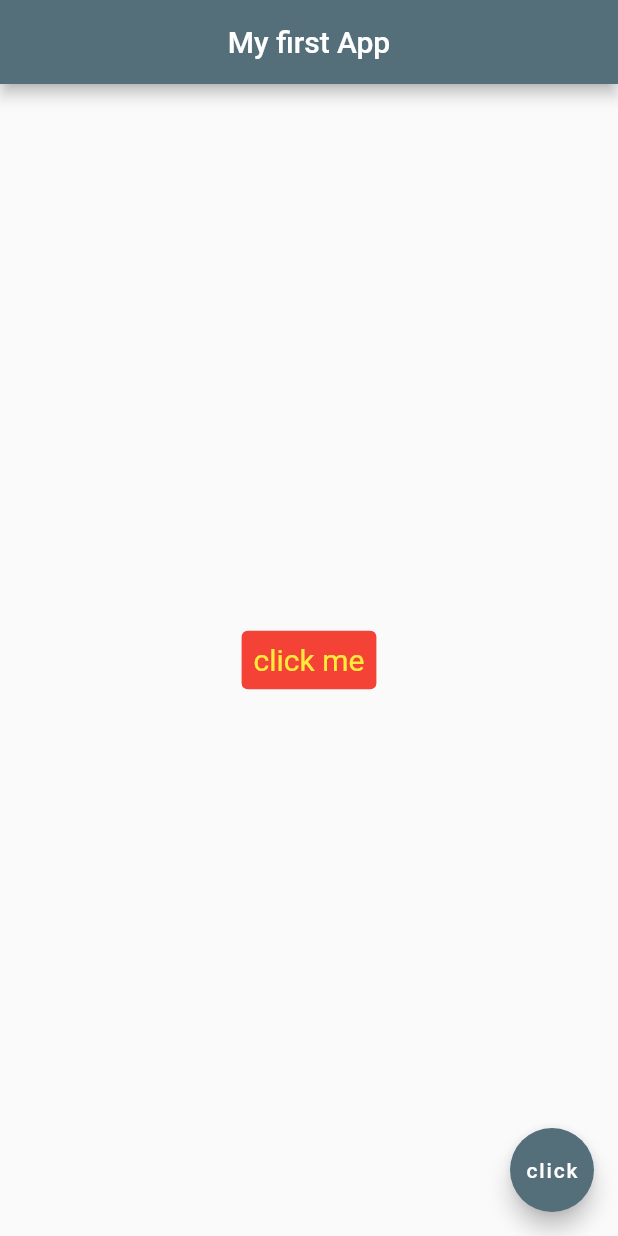
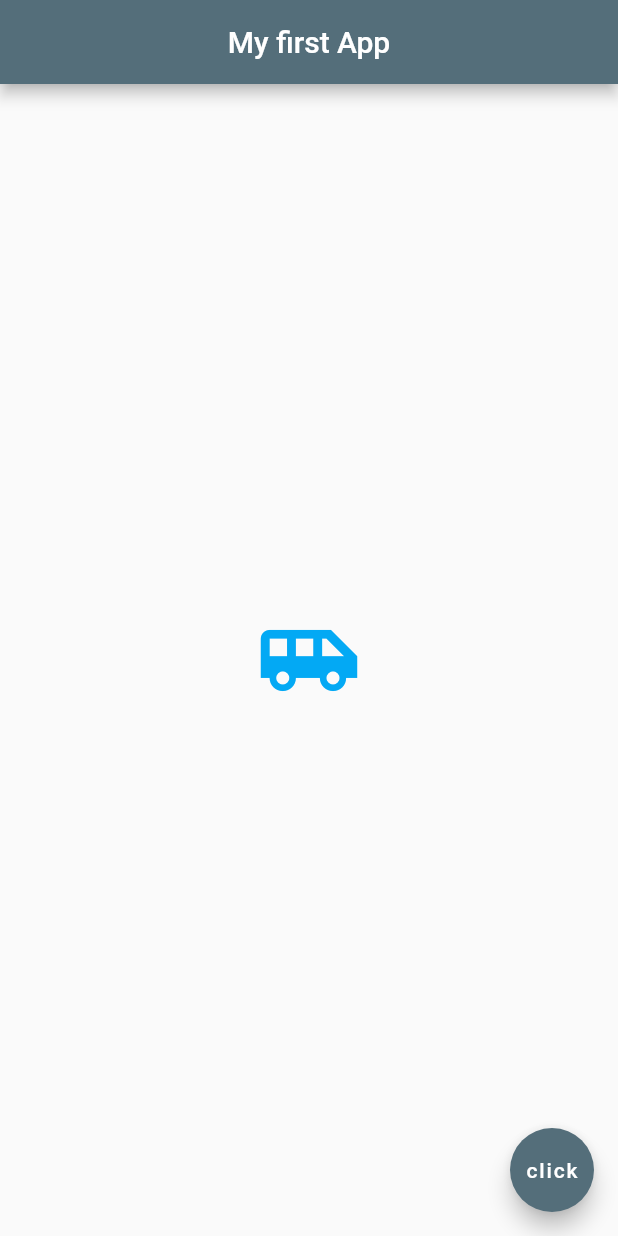
Before and after one commit to Tushxr00/myapp, a Flutter app: the screen it shows after launch, on a phone screen of 412 x 824 dp. Run offline on Flutter 3.47's test engine with Material 2 defaults, Android fonts, the phone set to English and light mode, and no system bars.

Commit message:
FEAT: added icon

```diff
--- a/lib/main.dart
+++ b/lib/main.dart
@@ -17,19 +17,11 @@ class Home extends StatelessWidget {
         centerTitle: true,
         backgroundColor: Colors.blueGrey[600],
       ),
-      body:  Center(
-        child: TextButton(
-          child: const Text('click me',style: TextStyle(color: Colors.yellow),),
-          onPressed: (){
-             print('hi');
-          },
-          style: TextButton.styleFrom(
-              backgroundColor: Colors.red,
-              textStyle:  const TextStyle(
-              fontSize: 20,
-              fontStyle: FontStyle.normal,
-            )
-          ),
+      body: const Center(
+        child:  Icon(
+            Icons.airport_shuttle,
+            color: Colors.lightBlue,
+            size: 70
         )
       ),
       floatingActionButton: FloatingActionButton(
```
